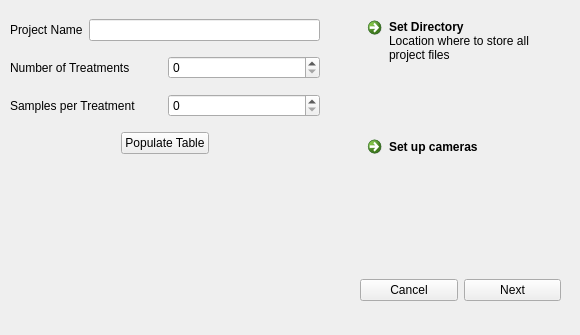
Above: Photogon/newproject.ui from DryFrost/photogon before the change. Below: the same form after it.
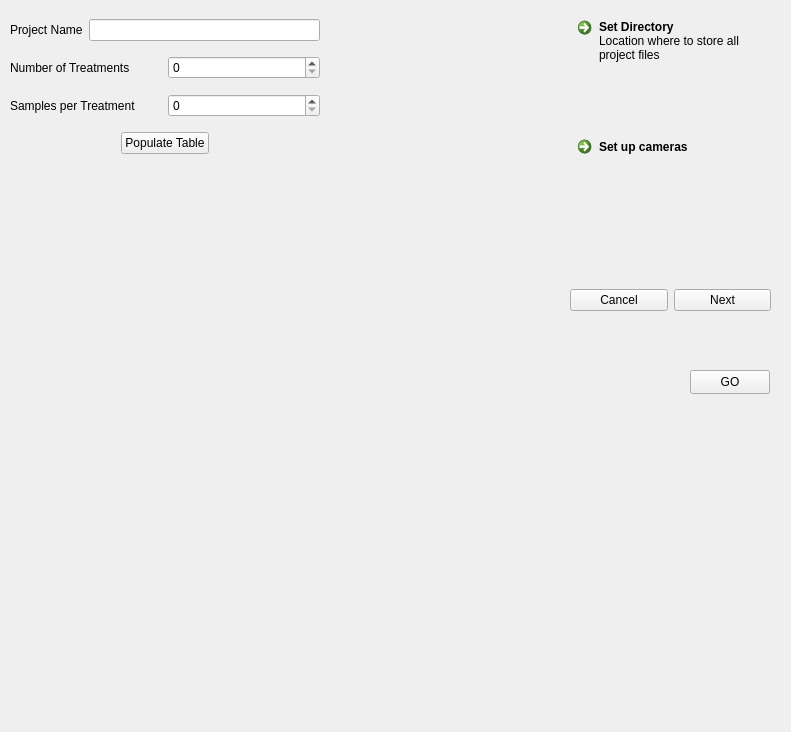
That is the form after the change.

Patch:
```diff
--- a/Photogon/newproject.ui
+++ b/Photogon/newproject.ui
@@ -6,8 +6,8 @@
    <rect>
     <x>0</x>
     <y>0</y>
-    <width>580</width>
-    <height>335</height>
+    <width>791</width>
+    <height>732</height>
    </rect>
   </property>
   <property name="windowTitle">
@@ -16,7 +16,7 @@
   <widget class="QWidget" name="verticalLayoutWidget">
    <property name="geometry">
     <rect>
-     <x>360</x>
+     <x>570</x>
      <y>10</y>
      <width>195</width>
      <height>231</height>
@@ -136,8 +136,8 @@
   <widget class="QWidget" name="horizontalLayoutWidget">
    <property name="geometry">
     <rect>
-     <x>360</x>
-     <y>250</y>
+     <x>570</x>
+     <y>260</y>
      <width>201</width>
      <height>80</height>
     </rect>
@@ -159,6 +159,44 @@
     </item>
    </layout>
   </widget>
+  <widget class="QLabel" name="qr">
+   <property name="geometry">
+    <rect>
+     <x>10</x>
+     <y>170</y>
+     <width>400</width>
+     <height>400</height>
+    </rect>
+   </property>
+   <property name="minimumSize">
+    <size>
+     <width>400</width>
+     <height>400</height>
+    </size>
+   </property>
+   <property name="maximumSize">
+    <size>
+     <width>400</width>
+     <height>400</height>
+    </size>
+   </property>
+   <property name="text">
+    <string/>
+   </property>
+  </widget>
+  <widget class="QPushButton" name="pushButton_4">
+   <property name="geometry">
+    <rect>
+     <x>690</x>
+     <y>370</y>
+     <width>80</width>
+     <height>24</height>
+    </rect>
+   </property>
+   <property name="text">
+    <string>GO</string>
+   </property>
+  </widget>
  </widget>
  <resources/>
  <connections/>
```
